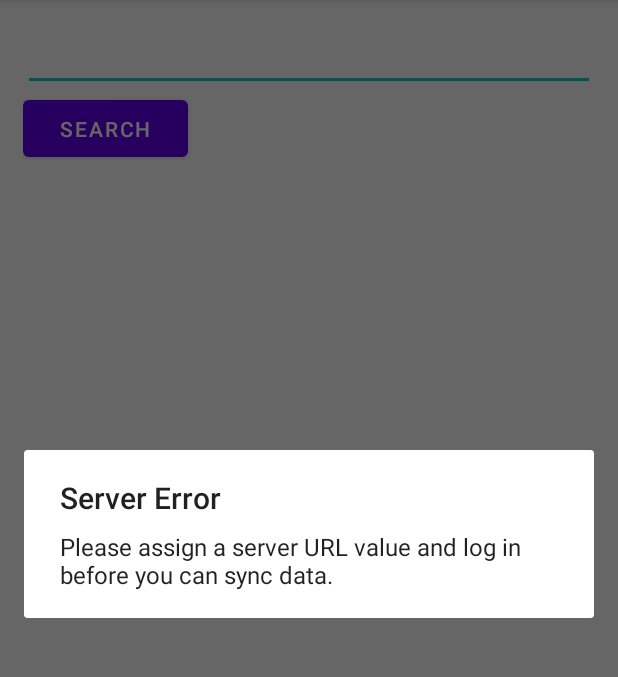
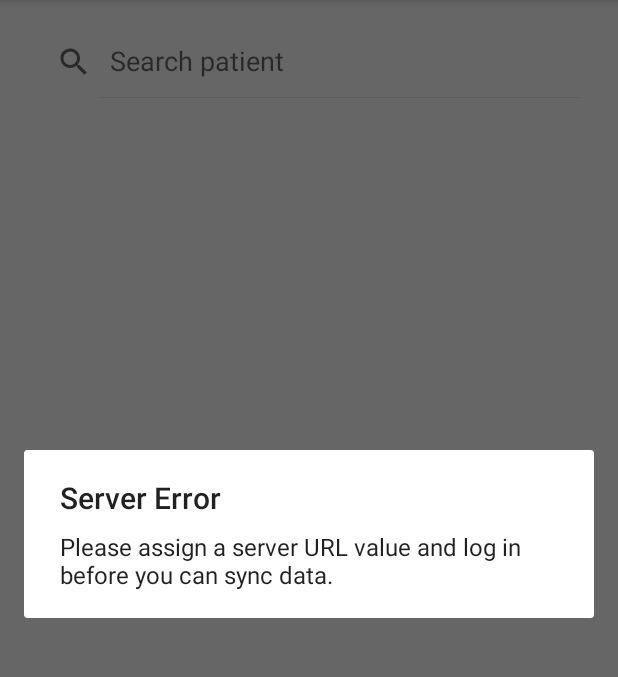
Before and after one commit to jmutale/edots_app, an Android app: the MainActivity screen opened directly, with no data from a screen before it, in the options menu, after a tap on "Sync", on a phone screen of 412 x 824 dp, the part 84-761 px from its top. Run offline under Robolectric (Android 15) with nearby library versions, the phone set to English and light mode, and no system bars.

Commit message:
Fixed issue with search results not showing on main activity

```diff
--- a/app/src/main/java/org/chreso/edots/MainActivity.java
+++ b/app/src/main/java/org/chreso/edots/MainActivity.java
@@ -1,36 +1,27 @@
 package org.chreso.edots;
 
 
+import androidx.appcompat.widget.SearchView;
 import androidx.preference.PreferenceManager;
 
 import android.content.Intent;
 import android.os.Bundle;
-import android.text.Editable;
-import android.text.TextWatcher;
 import android.view.View;
 import android.widget.AdapterView;
 import android.widget.ArrayAdapter;
-import android.widget.Button;
-import android.widget.EditText;
-import android.widget.LinearLayout;
 import android.widget.ListView;
 import android.widget.TextView;
 
 
 import java.util.ArrayList;
-import java.util.List;
 import java.util.concurrent.ExecutorService;
 
 public class MainActivity extends EdotActivity {
 
     private static final String TAG = "Main";
     private ExecutorService myExecutor;
-    private EditText textBox;
-    private TextView text;
+    private SearchView searchView;
     private ListView list;
-    private Button btnSearchClient;
-
-    ArrayAdapter adapter;
     ClientAdapter clientAdapter;
 
     private DBHandler dbHandler;
@@ -43,33 +34,29 @@ public class MainActivity extends EdotActivity {
 
         dbHandler = new DBHandler(this);
 
-        textBox=(EditText)findViewById(R.id.textBox);
-        text=(TextView)findViewById(R.id.text);
-        list=(ListView)findViewById(R.id.list);
+        searchView = findViewById(R.id.search_bar);
+
+        list=findViewById(R.id.list);
 
         setPrefs(PreferenceManager
                 .getDefaultSharedPreferences(this));
-        //adapter=new ArrayAdapter(this,R.layout.list_item,R.id.text,patient);
+        //adapter=new ArrayAdapter(this,R.layout.list_item,R.id.text,nameList);
         ArrayList<Client> arrayOfClients = dbHandler.getLisOfClientDetailsFromDatabase();
+
         clientAdapter = new ClientAdapter(this,arrayOfClients);
         list.setAdapter(clientAdapter);
 
-        list.setTextFilterEnabled(true);
-
-        textBox.addTextChangedListener(new TextWatcher() {
+        searchView.setOnQueryTextListener(new SearchView.OnQueryTextListener() {
             @Override
-            public void beforeTextChanged(CharSequence s, int start, int count, int after) {
-
+            public boolean onQueryTextSubmit(String s) {
+                MainActivity.this.clientAdapter.getFilter().filter(s);
+                return false;
             }
 
             @Override
-            public void onTextChanged(CharSequence s, int start, int before, int count) {
-                clientAdapter.getFilter().filter(s);
-            }
-
-            @Override
-            public void afterTextChanged(Editable s) {
-
+            public boolean onQueryTextChange(String s) {
+                MainActivity.this.clientAdapter.getFilter().filter(s);
+                return false;
             }
         });
 
@@ -87,20 +74,9 @@ public class MainActivity extends EdotActivity {
             }
         }
     );
-        btnSearchClient = findViewById(R.id.btnSearchClient);
 
-        btnSearchClient.setOnClickListener(new View.OnClickListener() {
-            @Override
-            public void onClick(View view) {
-               openSearchActivity();
-            }
-        });
 }
 
-private void openSearchActivity(){
-    Intent intent = new Intent(this, SearchClient.class);
-    startActivity(intent);
-}
 
     @Override
     public void onResume(){
--- a/app/src/main/res/layout/activity_main.xml
+++ b/app/src/main/res/layout/activity_main.xml
@@ -1,26 +1,28 @@
 <LinearLayout xmlns:android="http://schemas.android.com/apk/res/android"
-    xmlns:tools="http://schemas.android.com/tools" android:layout_width="match_parent"
-    android:layout_height="match_parent" tools:context=".MainActivity"
+    xmlns:tools="http://schemas.android.com/tools"
+    android:layout_width="match_parent"
+    android:layout_height="match_parent"
+    xmlns:app="http://schemas.android.com/apk/res-auto"
+    tools:context=".MainActivity"
     android:orientation="vertical"
     android:layout_marginLeft="15dp"
     android:layout_marginRight="15dp"
     android:layout_marginTop="15dp"
     android:layout_marginBottom="15dp">
 
-    <EditText
+    <androidx.appcompat.widget.SearchView
+        android:id="@+id/search_bar"
+        app:queryHint="Search patient"
+        app:iconifiedByDefault="false"
+        android:layout_margin="2dp"
         android:layout_width="match_parent"
-        android:layout_height="wrap_content"
-        android:id="@+id/textBox"/>
+        android:layout_height="wrap_content"/>
 
     <ListView
         android:layout_width="match_parent"
         android:layout_height="wrap_content"
+        android:layout_margin="2dp"
         android:id="@+id/list"/>
 
-<Button
-    android:layout_width="110dp"
-    android:layout_height="50dp"
-    android:text="Search"
-    android:id="@id/btnSearchClient"/>
 
 </LinearLayout>
```
Also changed, not shown: app/src/main/java/org/chreso/edots/ClientAdapter.java (+54 -56 lines).
